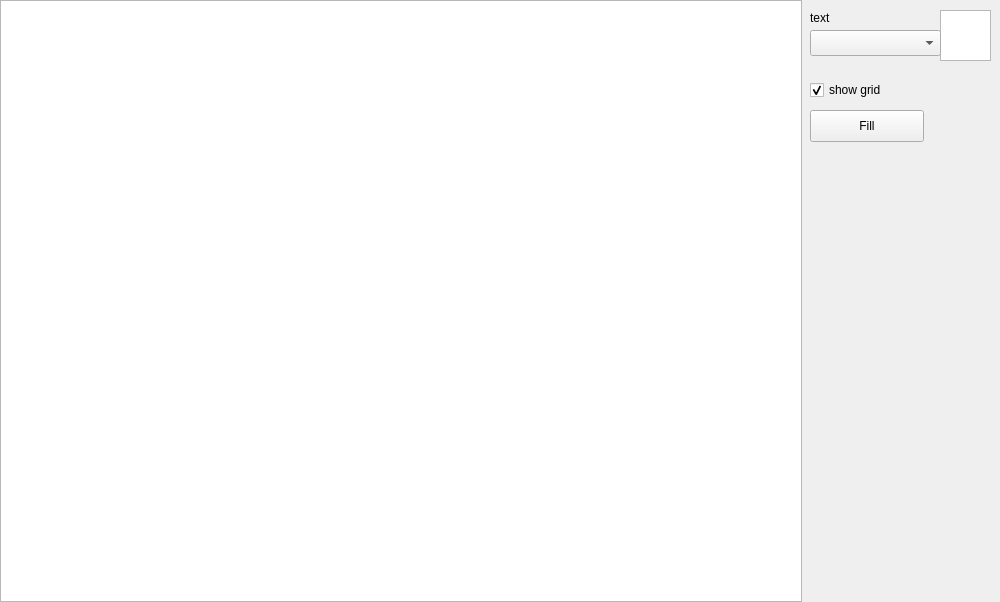
Qt form mainwindow.ui (Vazzi/Stalker-Editor) before a commit.
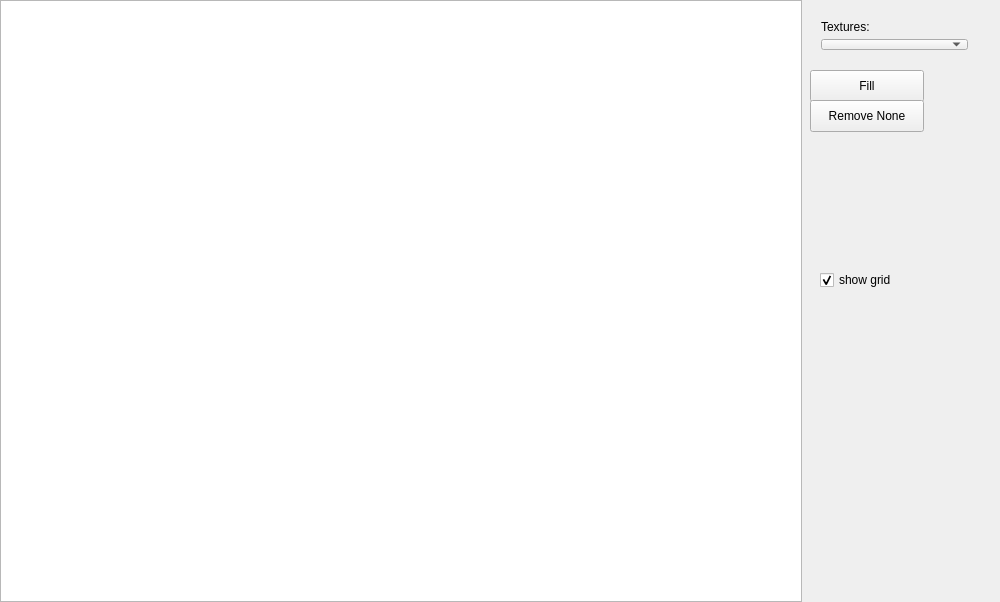
The same form after that commit.

Commit message: None textures

Diff of the .ui file:
```diff
--- a/mainwindow.ui
+++ b/mainwindow.ui
@@ -93,7 +93,7 @@
     <property name="geometry">
      <rect>
       <x>810</x>
-      <y>110</y>
+      <y>70</y>
       <width>114</width>
       <height>32</height>
      </rect>
@@ -102,44 +102,11 @@
      <string>Fill</string>
     </property>
    </widget>
-   <widget class="QGraphicsView" name="graphicsView_2">
-    <property name="geometry">
-     <rect>
-      <x>940</x>
-      <y>10</y>
-      <width>51</width>
-      <height>51</height>
-     </rect>
-    </property>
-   </widget>
-   <widget class="QComboBox" name="comboBox">
-    <property name="geometry">
-     <rect>
-      <x>810</x>
-      <y>30</y>
-      <width>131</width>
-      <height>26</height>
-     </rect>
-    </property>
-   </widget>
-   <widget class="QLabel" name="label">
-    <property name="geometry">
-     <rect>
-      <x>810</x>
-      <y>10</y>
-      <width>171</width>
-      <height>16</height>
-     </rect>
-    </property>
-    <property name="text">
-     <string>text</string>
-    </property>
-   </widget>
    <widget class="QCheckBox" name="GridOnOff">
     <property name="geometry">
      <rect>
-      <x>810</x>
-      <y>80</y>
+      <x>820</x>
+      <y>270</y>
       <width>87</width>
       <height>20</height>
      </rect>
@@ -151,6 +118,41 @@
      <bool>true</bool>
     </property>
    </widget>
+   <widget class="QWidget" name="layoutWidget">
+    <property name="geometry">
+     <rect>
+      <x>810</x>
+      <y>10</y>
+      <width>169</width>
+      <height>51</height>
+     </rect>
+    </property>
+    <layout class="QVBoxLayout" name="verticalLayout">
+     <item>
+      <widget class="QLabel" name="label">
+       <property name="text">
+        <string>Textures:</string>
+       </property>
+      </widget>
+     </item>
+     <item>
+      <widget class="QComboBox" name="comboBox"/>
+     </item>
+    </layout>
+   </widget>
+   <widget class="QPushButton" name="pushButtonRemoveNone">
+    <property name="geometry">
+     <rect>
+      <x>810</x>
+      <y>100</y>
+      <width>114</width>
+      <height>32</height>
+     </rect>
+    </property>
+    <property name="text">
+     <string>Remove None</string>
+    </property>
+   </widget>
   </widget>
  </widget>
  <layoutdefault spacing="6" margin="11"/>
```
The commit also changes 6 other files.
